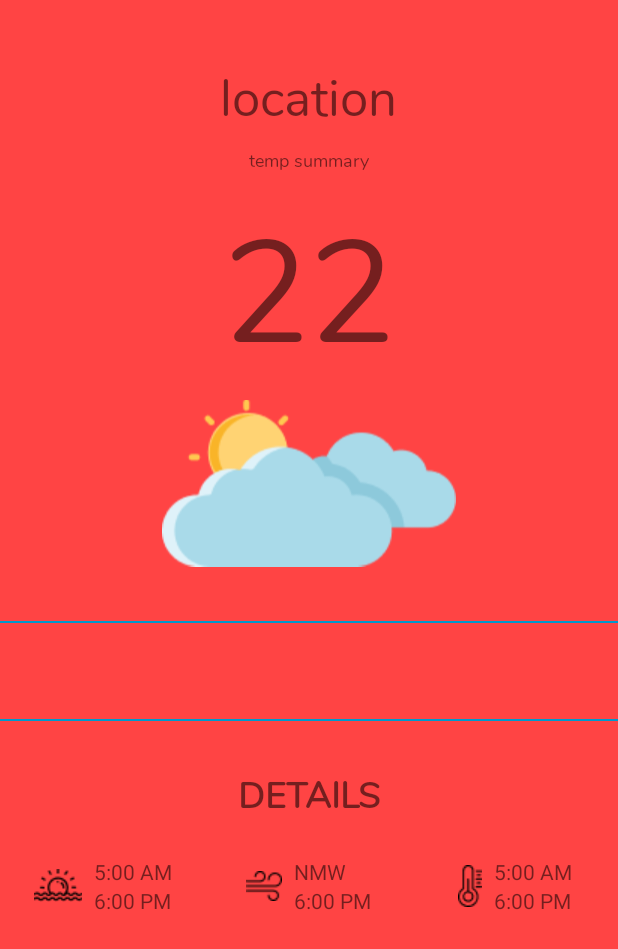
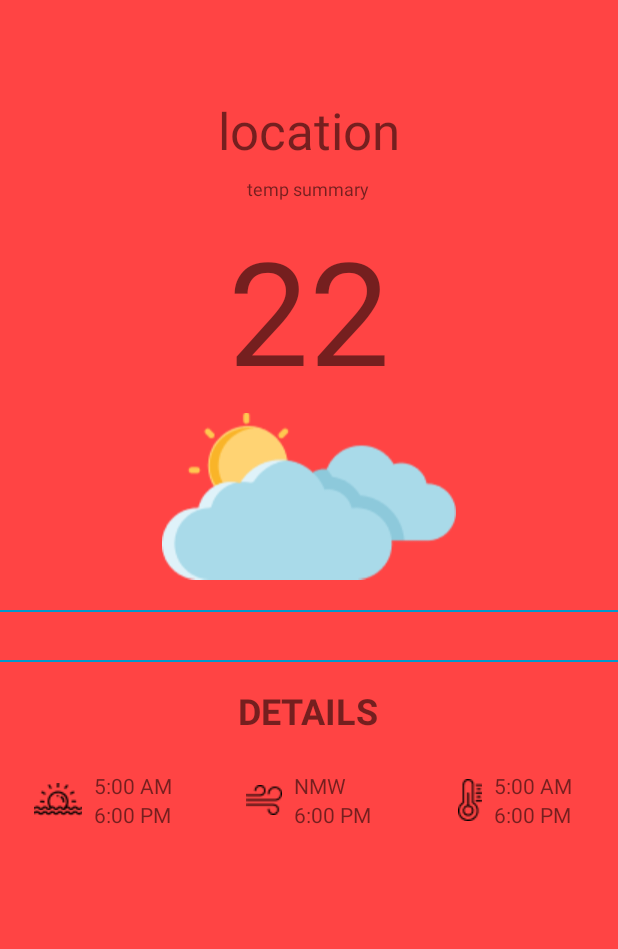
Before and after one commit to PolyMorpher01/WeatherApp, an Android app: the layout activity_home.xml on its own in the app's theme, with its tools: preview values and no code run, on a phone screen of 412 x 824 dp. Shown: the top 949 px of the screen. Run offline under Robolectric (Android 15) with nearby library versions, the phone set to English and light mode, and no system bars.

Commit message:
WEA-6 Minor code refactor

```diff
--- a/app/src/main/java/com/ayush/weatherapp/customViews/ForecastCompoundView.java
+++ b/app/src/main/java/com/ayush/weatherapp/customViews/ForecastCompoundView.java
@@ -51,10 +51,10 @@ public class ForecastCompoundView extends LinearLayout {
   }
 
   private void setValues(TypedArray typedArray) {
-    tvTop.setText(typedArray.getString(R.styleable.ForecastCompoundView_day));
-    ivMid.setImageDrawable(
-        typedArray.getDrawable(R.styleable.ForecastCompoundView_weather_icon));
-    tvBottom.setText(typedArray.getString(R.styleable.ForecastCompoundView_temperature));
+    this.setTopText(typedArray.getString(R.styleable.ForecastCompoundView_day));
+    this.setMidImage(typedArray.getResourceId(R.styleable.ForecastCompoundView_weather_icon,
+        R.drawable.img_no_connection));
+    this.setBottomText(typedArray.getString(R.styleable.ForecastCompoundView_temperature));
   }
 
   public void setTopText(String text) {
--- a/app/src/main/java/com/ayush/weatherapp/customViews/ForecastDetailCompoundView.java
+++ b/app/src/main/java/com/ayush/weatherapp/customViews/ForecastDetailCompoundView.java
@@ -50,10 +50,10 @@ public class ForecastDetailCompoundView extends RelativeLayout {
   }
 
   private void setValues(TypedArray typedArray) {
-    ivLeftIcon.setImageDrawable(
-        typedArray.getDrawable(R.styleable.ForecastDetailCompoundView_detail_icon));
-    tvTop.setText(typedArray.getString(R.styleable.ForecastDetailCompoundView_txt_top));
-    tvBottom.setText(typedArray.getString(R.styleable.ForecastDetailCompoundView_txt_bottom));
+    this.setLeftImage(typedArray.getResourceId(R.styleable.ForecastDetailCompoundView_detail_icon,
+        R.drawable.img_small_cloudy));
+    this.setTopText(typedArray.getString(R.styleable.ForecastDetailCompoundView_txt_top));
+    this.setBottomImage(typedArray.getString(R.styleable.ForecastDetailCompoundView_txt_bottom));
   }
 
   public void setLeftImage(int imgResource) {
--- a/app/src/main/java/com/ayush/weatherapp/home/HomeActivity.java
+++ b/app/src/main/java/com/ayush/weatherapp/home/HomeActivity.java
@@ -10,10 +10,8 @@ import android.view.LayoutInflater;
 import android.view.Menu;
 import android.view.MenuInflater;
 import android.view.MenuItem;
-import android.view.View;
 import android.widget.ImageView;
 import android.widget.LinearLayout;
-import android.widget.RelativeLayout;
 import android.widget.TextView;
 import android.widget.Toast;
 import butterknife.BindView;
@@ -40,7 +38,6 @@ public class HomeActivity extends BaseActivity implements HomeContract.View {
   @BindView(R.id.tv_temp_current) TextView tvTempCurrent;
   @BindView(R.id.iv_weather) ImageView ivWeather;
 
-  @BindView(R.id.layout_home) RelativeLayout layoutHome;
   @BindView(R.id.grp_list_forecast) LinearLayout grpListForecast;
 
   @BindView(R.id.detail_sun) ForecastDetailCompoundView detailSun;
@@ -49,7 +46,7 @@ public class HomeActivity extends BaseActivity implements HomeContract.View {
 
   HomeContract.Presenter presenter;
 
-  @Override protected int getContextView() {
+  @Override protected int getLayoutId() {
     return R.layout.activity_home;
   }
 
@@ -59,15 +56,12 @@ public class HomeActivity extends BaseActivity implements HomeContract.View {
 
     super.onCreate(savedInstanceState);
 
-    layoutHome.setVisibility(View.INVISIBLE);
-
     initToolbar(toolbar);
     showTitleBar(false);
 
     setNavigationView();
 
     presenter = new HomePresenterImpl(this);
-
     presenter.fetchWeatherDetails();
   }
 
@@ -115,8 +109,6 @@ public class HomeActivity extends BaseActivity implements HomeContract.View {
 
   @Override public void setCurrentForecast(double latitude, double longitude,
       CurrentForecast currentForecast) {
-    layoutHome.setVisibility(View.VISIBLE);
-
     tvLocation.setText(LocationUtils.getLocality(latitude, longitude, this));
     tvCurrentForecastSummary.setText(currentForecast.getSummary());
     tvTempCurrent.setText(String.valueOf(Math.round(currentForecast.getTemperature())));
@@ -160,6 +152,7 @@ public class HomeActivity extends BaseActivity implements HomeContract.View {
     detailWind.setBottomImage(String.valueOf(todaysForecast.getWindSpeed()));
 
     detailTemperature.setTopText(String.valueOf(Math.round(todaysForecast.getTemperatureHigh())));
-    detailTemperature.setBottomImage(String.valueOf(Math.round(todaysForecast.getTemperatureLow())));
+    detailTemperature.setBottomImage(
+        String.valueOf(Math.round(todaysForecast.getTemperatureLow())));
   }
 }
--- a/app/src/main/java/com/ayush/weatherapp/mvp/BaseActivity.java
+++ b/app/src/main/java/com/ayush/weatherapp/mvp/BaseActivity.java
@@ -8,9 +8,6 @@ import android.support.v7.app.AppCompatActivity;
 import android.support.v7.widget.Toolbar;
 import butterknife.ButterKnife;
 import com.ayush.weatherapp.R;
-import com.ayush.weatherapp.utils.LocationUtils;
-import com.ayush.weatherapp.utils.MapperUtils;
-import com.ayush.weatherapp.utils.MiscUtils;
 
 public abstract class BaseActivity extends AppCompatActivity {
   private ActionBar actionBar;
@@ -19,7 +16,7 @@ public abstract class BaseActivity extends AppCompatActivity {
 
   @Override protected void onCreate(@Nullable Bundle savedInstanceState) {
     super.onCreate(savedInstanceState);
-    setContentView(getContextView());
+    setContentView(getLayoutId());
 
     ButterKnife.bind(this);
 
@@ -27,7 +24,7 @@ public abstract class BaseActivity extends AppCompatActivity {
 
   }
 
-  protected abstract int getContextView();
+  protected abstract int getLayoutId();
 
   @SuppressWarnings("ConstantConditions")
   public void initToolbar(Toolbar toolbar) {
--- a/app/src/main/res/layout/activity_home.xml
+++ b/app/src/main/res/layout/activity_home.xml
@@ -4,15 +4,15 @@
     android:id="@+id/layout_drawer"
     android:layout_width="match_parent"
     android:layout_height="match_parent"
+    android:background="@android:color/holo_red_light"
     android:fitsSystemWindows="true"
-    android:background="@android:color/holo_red_light"
     >
-  <FrameLayout
+  <LinearLayout
       android:id="@+id/content_frame"
       android:layout_width="match_parent"
       android:layout_height="match_parent"
+      android:orientation="vertical"
       >
-
     <android.support.v7.widget.Toolbar
         android:id="@+id/toolbar"
         android:layout_width="match_parent"
@@ -25,7 +25,7 @@
         android:layout_width="match_parent"
         android:layout_height="match_parent"
         />
-  </FrameLayout>
+  </LinearLayout>
 
   <android.support.design.widget.NavigationView
       android:id="@+id/nav_view"
--- /dev/null
+++ b/app/src/main/res/layout/horizontal_line.xml
@@ -0,0 +1,8 @@
+<?xml version="1.0" encoding="utf-8"?>
+<View xmlns:android="http://schemas.android.com/apk/res/android"
+    android:layout_width="fill_parent"
+    android:layout_height="1dp"
+    android:layout_marginTop="@dimen/x1"
+    android:layout_marginBottom="@dimen/x1"
+    android:background="@android:color/holo_blue_dark">
+</View>
--- a/app/src/main/res/layout/layout_home.xml
+++ b/app/src/main/res/layout/layout_home.xml
@@ -1,67 +1,53 @@
 <?xml version="1.0" encoding="utf-8"?>
-<RelativeLayout xmlns:android="http://schemas.android.com/apk/res/android"
+<LinearLayout xmlns:android="http://schemas.android.com/apk/res/android"
     xmlns:app="http://schemas.android.com/apk/res-auto"
     android:layout_width="match_parent"
     android:layout_height="match_parent"
-    android:scrollbars="vertical"
+    android:gravity="center_horizontal"
+    android:orientation="vertical"
     >
 
   <!--Current Forecast group-->
-  <RelativeLayout
-      android:id="@+id/grp_current_forecast"
-      android:layout_width="wrap_content"
-      android:layout_height="wrap_content"
-      android:layout_alignParentTop="true"
-      android:layout_centerHorizontal="true"
-      >
+
   <TextView
       android:id="@+id/tv_location"
       android:layout_width="wrap_content"
       android:layout_height="wrap_content"
-        android:layout_alignParentTop="true"
-        android:layout_centerHorizontal="true"
+      android:layout_marginTop="@dimen/x1"
       android:text="location"
-        style="@style/StyleLocation"
+      android:textSize="@dimen/h4"
       />
   <TextView
       android:id="@+id/tv_temperature_summary"
       android:layout_width="wrap_content"
       android:layout_height="wrap_content"
-        android:layout_below="@id/tv_location"
-        android:layout_centerHorizontal="true"
+      android:layout_margin="@dimen/x1"
       android:text="temp summary"
-        style="@style/StyleTempSummary"
+      android:textSize="@dimen/caption"
       />
   <TextView
       android:id="@+id/tv_temp_current"
       android:layout_width="wrap_content"
       android:layout_height="wrap_content"
-        android:layout_below="@id/tv_temperature_summary"
-        android:layout_centerHorizontal="true"
       android:text="22"
-        style="@style/StyleCurrentTemp"
+      android:textSize="@dimen/h1"
       />
 
   <ImageView
       android:id="@+id/iv_weather"
       android:layout_width="wrap_content"
       android:layout_height="wrap_content"
-        android:layout_below="@id/tv_temp_current"
-        android:layout_centerHorizontal="true"
       android:minHeight="@dimen/img_weather_min_height"
       android:src="@drawable/img_cloudy_day"
       />
 
-  </RelativeLayout>
 
-
-  <!--Horizontal line-->
-  <View
-      android:id="@+id/line1"
+  <include
+      layout="@layout/horizontal_line"
       android:layout_width="fill_parent"
       android:layout_height="1dp"
-      android:layout_below="@id/grp_current_forecast"
-      style="@style/StyleLineHorizontal"
+      android:layout_marginBottom="@dimen/x2"
+      android:layout_marginTop="@dimen/x2"
       />
 
 
@@ -71,44 +57,42 @@
       android:id="@+id/grp_list_forecast"
       android:layout_width="match_parent"
       android:layout_height="wrap_content"
-      android:layout_below="@id/line1"
       android:orientation="horizontal"
       >
-    <!--    <com.ayush.weatherapp.customViews.ForecastCompoundView
-            android:layout_width="0dp"
-            android:layout_height="wrap_content"
-            android:layout_weight="1"
-            app:day="sunday"
-            app:temperature="22"
-            app:weather_icon="@drawable/img_small_rainy"
-            />-->
+    <!--<com.ayush.weatherapp.customViews.ForecastCompoundView-->
+    <!--android:layout_width="0dp"-->
+    <!--android:layout_height="wrap_content"-->
+    <!--android:layout_weight="1"-->
+    <!--app:day="sunday"-->
+    <!--app:temperature="22"-->
+    <!--app:weather_icon="@drawable/img_small_rainy"-->
+    <!--/>-->
   </LinearLayout>
 
 
   <!--Horizontal line-->
-  <View
+  <include
+      layout="@layout/horizontal_line"
       android:id="@+id/line2"
       android:layout_width="fill_parent"
       android:layout_height="1dp"
-      android:layout_below="@id/grp_list_forecast"
-      style="@style/StyleLineHorizontal"
+      android:layout_marginBottom="@dimen/x2"
+      android:layout_marginTop="@dimen/x2"
       />
 
   <TextView
       android:id="@+id/tv_details"
       android:layout_width="wrap_content"
       android:layout_height="wrap_content"
-      android:layout_below="@id/line2"
-      android:layout_centerInParent="true"
       android:text="@string/details"
-      style="@style/StyleTitle"
+      android:textSize="@dimen/h5"
+      android:textStyle="bold"
       />
 
   <LinearLayout
       android:id="@+id/grp_forecast_detail"
       android:layout_width="match_parent"
       android:layout_height="wrap_content"
-      android:layout_below="@id/tv_details"
       android:layout_marginTop="@dimen/x3"
       android:orientation="horizontal"
       android:weightSum="3"
@@ -146,4 +130,4 @@
         />
   </LinearLayout>
 
-</RelativeLayout>
+</LinearLayout>
--- a/app/src/main/res/layout/nav_header.xml
+++ b/app/src/main/res/layout/nav_header.xml
@@ -3,23 +3,18 @@
     android:layout_width="match_parent"
     android:layout_height="@dimen/nav_header_height"
     android:background="@color/colorPrimaryDark"
+    android:fitsSystemWindows="true"
     android:orientation="vertical"
     android:padding="@dimen/x2"
     android:theme="@style/ThemeOverlay.AppCompat.Dark"
-    android:fitsSystemWindows="true"
     >
-
-  <!--Extra view to place the text view at bottom-->
-  <View
-      android:layout_width="wrap_content"
-      android:layout_height="@dimen/x0"
-      android:layout_weight="1"
-      />
 
   <TextView
       android:layout_width="match_parent"
       android:layout_height="wrap_content"
-      android:layout_margin="@dimen/x2"
+      android:padding="@dimen/x2"
+      android:layout_weight="1"
+      android:gravity="bottom"
       android:text="@string/app_name"
       android:textAppearance="@style/TextAppearance.AppCompat.Body1"
       />
--- a/app/src/main/res/values/styles.xml
+++ b/app/src/main/res/values/styles.xml
@@ -16,33 +16,8 @@
     <item name="colorControlNormal">@color/colorAccent</item>
   </style>
 
-  <style name="StyleLineHorizontal">
-    <item name="android:layout_marginTop">@dimen/x4</item>
-    <item name="android:layout_marginBottom">@dimen/x4</item>
-    <item name="android:background">@android:color/holo_blue_dark</item>
-  </style>
-
   <style name="StyleHomeCommon">
     <item name="android:fontFamily">@font/nunito_regular</item>
   </style>
 
-  <style name="StyleLocation" parent="StyleHomeCommon">
-    <item name="android:layout_marginTop">@dimen/x5</item>
-    <item name="android:textSize">@dimen/h4</item>
-  </style>
-
-  <style name="StyleTempSummary" parent="StyleHomeCommon">
-    <item name="android:textSize">@dimen/caption</item>
-    <item name="android:layout_margin">@dimen/x1</item>
-  </style>
-
-  <style name="StyleCurrentTemp" parent="StyleHomeCommon">
-    <item name="android:textSize">@dimen/h1</item>
-  </style>
-
-  <style name="StyleTitle" parent="StyleHomeCommon">
-    <item name="android:textSize">@dimen/h5</item>
-    <item name="android:textStyle">bold</item>
-  </style>
-
 </resources>
```
Also changed, not shown: app/src/main/java/com/ayush/weatherapp/home/pojo/DailyForecast.java (line endings or trailing spaces). Lines whose indentation alone changed are shown as unchanged.
